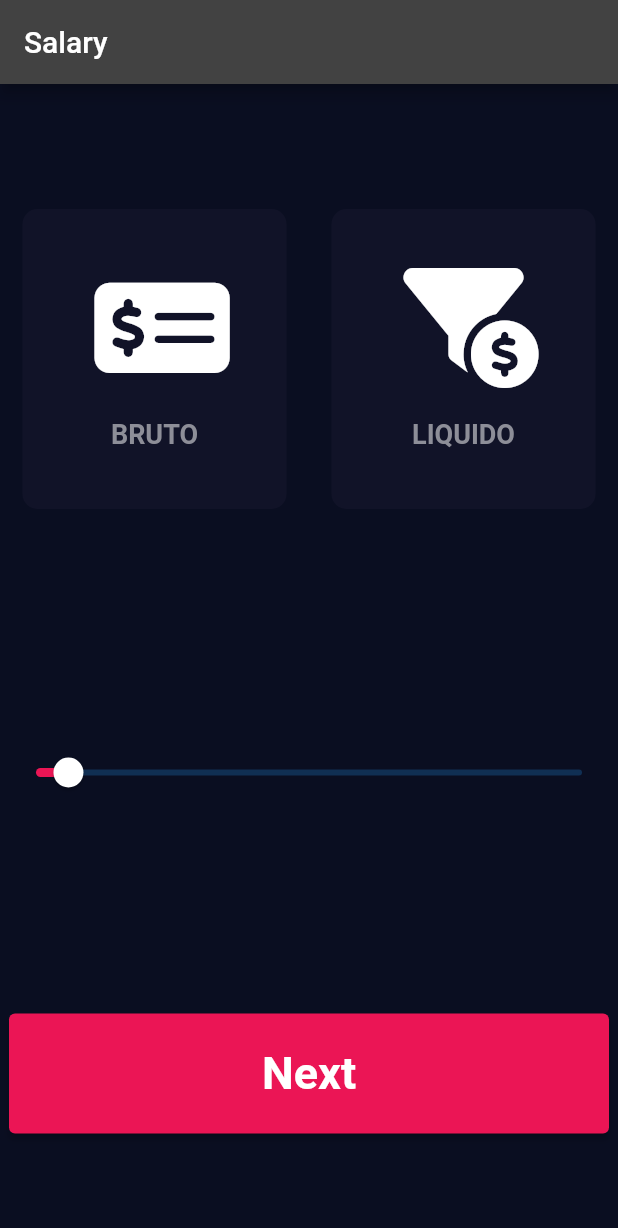
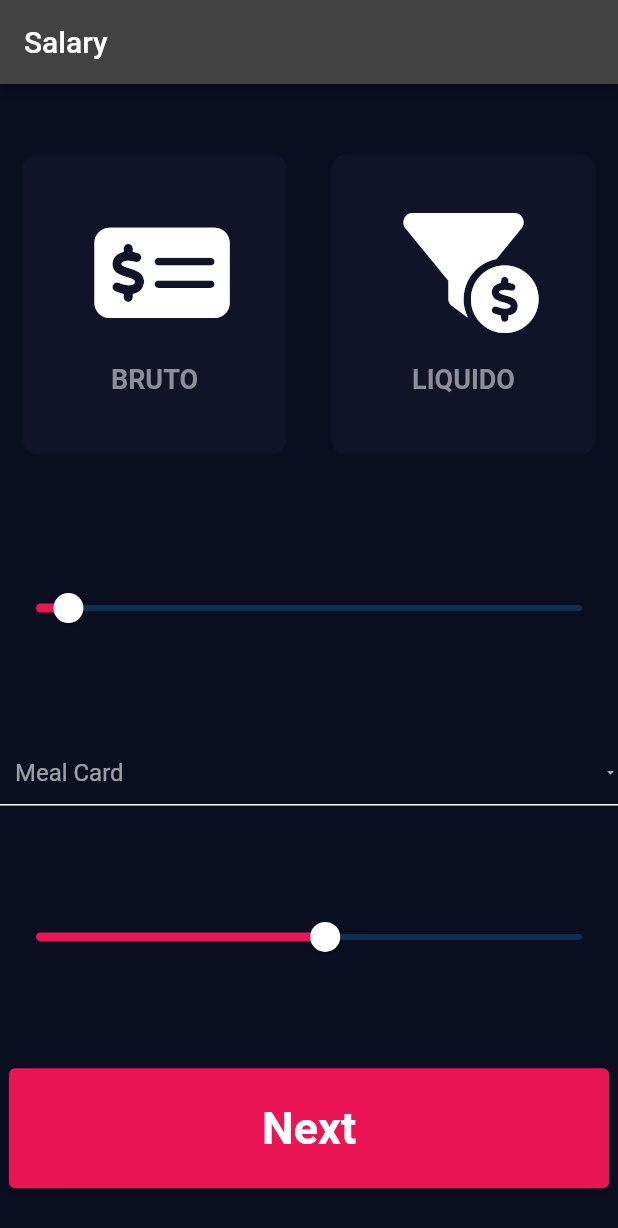
Before and after one commit to MiguelAzevedo2108/Salary, a Flutter app: the screen it shows after launch, on a phone screen of 412 x 824 dp. Shown: the top 1228 px of the screen. Run offline on Flutter 3.47's test engine with Material 2 defaults, Android fonts, the phone set to English and light mode, and no system bars; our stand-ins replace font_awesome_flutter.

Commit message:
meal card allowence in home page

```diff
--- a/lib/pages/home_page/home_page.dart
+++ b/lib/pages/home_page/home_page.dart
@@ -28,6 +28,14 @@ class _MyHomePageState extends State<MyHomePage> {
 
   Salary? salary;
   double salaryValue = 800;
+  double mealCardValue = 7.63;
+  String? mealCardOption;
+
+  List<DropdownMenuItem<String>> cardMealOptions = [
+    DropdownMenuItem(child: Text("Yes"), value: "Yes"),
+    DropdownMenuItem(child: Text("No"), value: "No")
+  ];
+
 
   @override
   Widget build(BuildContext context) {
@@ -35,7 +43,7 @@ class _MyHomePageState extends State<MyHomePage> {
       appBar: AppBar(
         title: Text(widget.title),
       ),
-      body:Column(
+      body: Column(
         mainAxisAlignment: MainAxisAlignment.spaceAround,
         children: [
           Row(
@@ -81,6 +89,38 @@ class _MyHomePageState extends State<MyHomePage> {
                   salaryValue = value;
                 });
               }),
+          DropdownButtonFormField(
+            decoration: InputDecoration(
+                contentPadding: const EdgeInsets.all(10.0),
+                enabledBorder: UnderlineInputBorder(
+                  borderSide: BorderSide(color: Colors.white),
+                ),
+                isDense: true),
+            iconSize: 10,
+            //padding: EdgeInsets.all(10),
+            //borderRadius: BorderRadius.circular(5.0),
+            hint:Text("Meal Card"),
+            value: mealCardOption,
+            items: cardMealOptions,
+            onChanged: (value){
+              setState(() {
+                mealCardOption = value;
+              });
+            },
+          ),
+          Slider(
+              value: mealCardValue,
+              min: 5,
+              max: 10,
+              divisions: 100,
+              thumbColor: Colors.white,
+              activeColor: bottomContainerColor,
+              label: mealCardValue.toString(),
+              onChanged: (double value){
+                setState(() {
+                  mealCardValue = value;
+                });
+              }),
           SizedBox(
               width: 400,
               height: bottomContainerHeight,
```
Also changed, not shown: lib/pages/fiscal_page/second_page.dart (renamed from lib/pages/second_page/second_page.dart).
